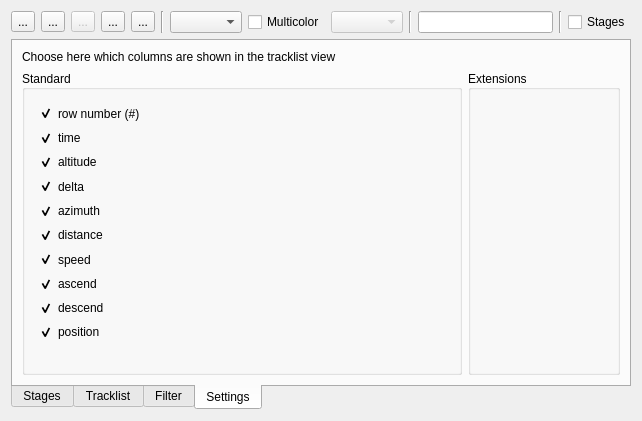
ntruchsess/QLandkarteGT, file src/ITrackEditWidget.ui: the form before one commit.
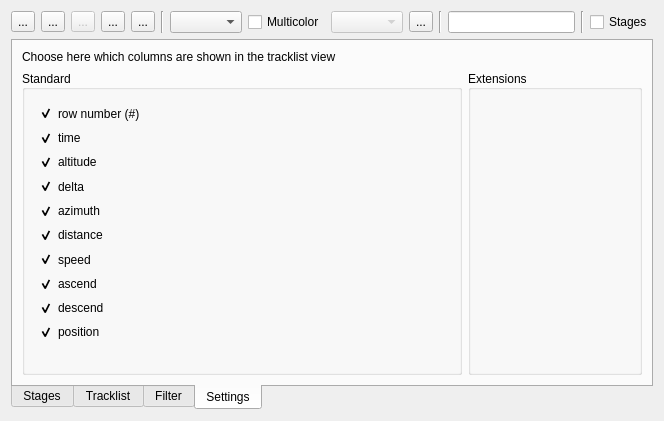
The form after the commit. The open tabs and pages were chosen to show the change. Icons and pictures are not drawn. Custom widgets are drawn as their Qt base class.

Commit message: Add config dialog for multi color tracks

The edit to the form file:
```diff
--- a/src/ITrackEditWidget.ui
+++ b/src/ITrackEditWidget.ui
@@ -6,7 +6,7 @@
    <rect>
     <x>0</x>
     <y>0</y>
-    <width>642</width>
+    <width>664</width>
     <height>421</height>
    </rect>
   </property>
@@ -144,6 +144,17 @@
        </property>
       </widget>
      </item>
+     <item>
+      <widget class="QToolButton" name="toolMuliColorConfig">
+       <property name="text">
+        <string>...</string>
+       </property>
+       <property name="icon">
+        <iconset resource="resources.qrc">
+         <normaloff>:/icons/iconConfig16x16.png</normaloff>:/icons/iconConfig16x16.png</iconset>
+       </property>
+      </widget>
+     </item>
      <item>
       <widget class="Line" name="line_2">
        <property name="orientation">
@@ -734,8 +745,8 @@
                 <rect>
                  <x>0</x>
                  <y>0</y>
-                 <width>142</width>
-                 <height>274</height>
+                 <width>100</width>
+                 <height>30</height>
                 </rect>
                </property>
                <layout class="QVBoxLayout" name="verticalLayout_Extensions"/>
```
Left out of the diff: 22 changed lines with no effect on the pictures. The commit also changes 9 other files.
